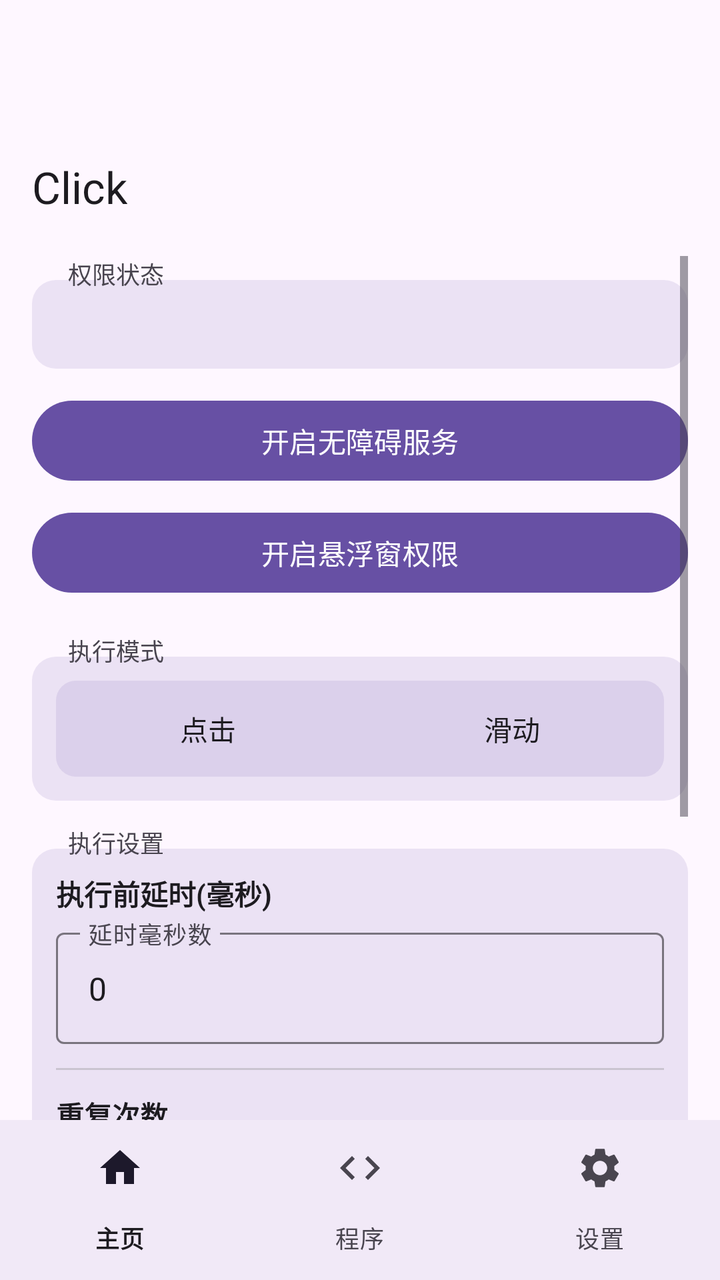
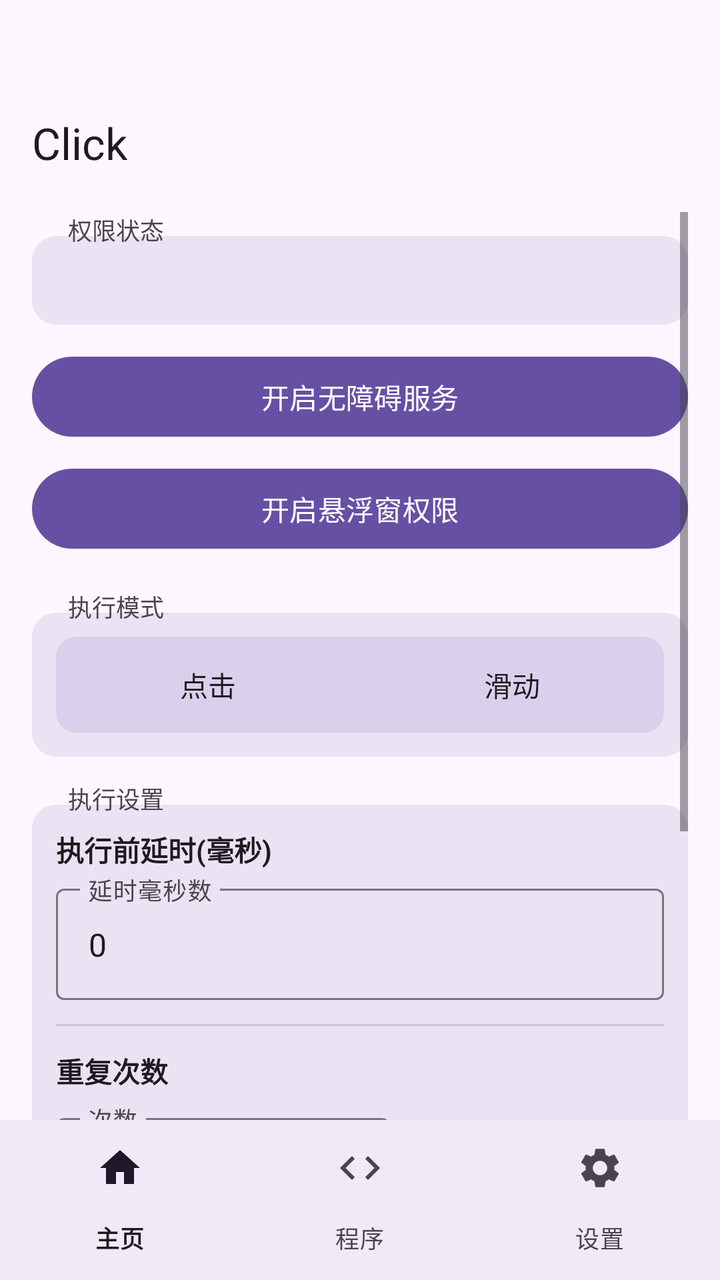

An Android layout rendered at two revisions. The XML below is the earlier revision; the diff shows what the commit changed to produce the second picture.
<!-- AndroidManifest.xml: activity theme Theme.Click -->
<!-- res/layout/activity_main.xml -->
<?xml version="1.0" encoding="utf-8"?>
<LinearLayout xmlns:android="http://schemas.android.com/apk/res/android"
    xmlns:app="http://schemas.android.com/apk/res-auto"
    android:layout_width="match_parent"
    android:layout_height="match_parent"
    android:fitsSystemWindows="false"
    android:orientation="vertical">

    
    <com.google.android.material.appbar.MaterialToolbar
        android:id="@+id/toolbar"
        android:layout_width="match_parent"
        android:layout_height="112dp"
        android:paddingTop="4dp"
        android:gravity="bottom"
        android:background="?attr/colorSurface"
        app:title="Click"
        app:titleTextColor="?attr/colorOnSurface" />

    
    <ScrollView
        android:id="@+id/home_content"
        android:layout_width="match_parent"
        android:layout_height="0dp"
        android:layout_weight="1"
        android:clipToPadding="false"
        android:paddingBottom="16dp"
        android:paddingHorizontal="16dp"
        android:paddingTop="16dp">

        <LinearLayout
            android:layout_width="match_parent"
            android:layout_height="wrap_content"
            android:orientation="vertical">

            
            <TextView
                android:layout_width="wrap_content"
                android:layout_height="wrap_content"
                android:text="权限状态"
                android:textSize="12sp"
                android:textColor="?attr/colorOnSurfaceVariant"
                android:background="@android:color/transparent"
                android:paddingHorizontal="6dp"
                android:layout_marginStart="12dp"
                android:layout_marginBottom="-6dp"
                android:elevation="2dp" />

            
            <LinearLayout
                android:layout_width="match_parent"
                android:layout_height="wrap_content"
                android:orientation="vertical"
                android:background="@drawable/section_border"
                android:padding="12dp">

                <TextView
                    android:id="@+id/statusText"
                    android:layout_width="match_parent"
                    android:layout_height="wrap_content"
                    android:gravity="start"
                    android:textSize="15sp"
                    android:textStyle="bold"
                    android:textColor="?attr/colorOnSurface" />
            </LinearLayout>

            <Button
                android:id="@+id/btnEnableService"
                android:layout_width="match_parent"
                android:layout_height="wrap_content"
                android:layout_marginTop="12dp"
                android:text="开启无障碍服务" />

            <Button
                android:id="@+id/btnEnableOverlay"
                android:layout_width="match_parent"
                android:layout_height="wrap_content"
                android:layout_marginTop="8dp"
                android:text="开启悬浮窗权限" />

            
            <TextView
                android:layout_width="wrap_content"
                android:layout_height="wrap_content"
                android:layout_marginTop="16dp"
                android:text="执行模式"
                android:textSize="12sp"
                android:textColor="?attr/colorOnSurfaceVariant"
                android:background="@android:color/transparent"
                android:paddingHorizontal="6dp"
                android:layout_marginStart="12dp"
                android:layout_marginBottom="-6dp"
                android:elevation="2dp" />

            
            <LinearLayout
                android:layout_width="match_parent"
                android:layout_height="wrap_content"
                android:orientation="vertical"
                android:background="@drawable/section_border"
                android:padding="12dp">

                <FrameLayout
                    android:layout_width="match_parent"
                    android:layout_height="wrap_content"
                    android:background="@drawable/segment_bg">

                    <View
                        android:id="@+id/modeIndicator"
                        android:layout_width="0dp"
                        android:layout_height="36dp"
                        android:layout_gravity="center_vertical"
                        android:layout_marginStart="4dp"
                        android:background="@drawable/segment_selected" />

                    <LinearLayout
                        android:layout_width="match_parent"
                        android:layout_height="wrap_content"
                        android:orientation="horizontal">

                        <Button
                            android:id="@+id/radioClick"
                            android:layout_width="0dp"
                            android:layout_height="wrap_content"
                            android:layout_weight="1"
                            android:text="点击"
                            android:background="@android:color/transparent"
                            android:textColor="@color/btn_text_selector" />

                        <Button
                            android:id="@+id/radioSwipe"
                            android:layout_width="0dp"
                            android:layout_height="wrap_content"
                            android:layout_weight="1"
                            android:text="滑动"
                            android:background="@android:color/transparent"
                            android:textColor="@color/btn_text_selector" />
                    </LinearLayout>
                </FrameLayout>

                <LinearLayout
                    android:id="@+id/swipeParams"
                    android:layout_width="match_parent"
                    android:layout_height="wrap_content"
                    android:orientation="vertical"
                    android:visibility="gone"
                    android:layout_marginTop="12dp">

                    <View
                        android:layout_width="match_parent"
                        android:layout_height="1dp"
                        android:background="?attr/colorOutlineVariant" />

                    <TextView
                        android:layout_width="wrap_content"
                        android:layout_height="wrap_content"
                        android:layout_marginTop="12dp"
                        android:text="滑动方式"
                        android:textSize="13sp"
                        android:textStyle="bold"
                        android:textColor="?attr/colorOnSurface" />

                    <FrameLayout
                        android:layout_width="match_parent"
                        android:layout_height="wrap_content"
                        android:layout_marginTop="8dp"
                        android:background="@drawable/segment_bg">

                        <View
                            android:id="@+id/swipeMethodIndicator"
                            android:layout_width="0dp"
                            android:layout_height="36dp"
                            android:layout_gravity="center_vertical"
                            android:layout_marginStart="4dp"
                            android:background="@drawable/segment_selected" />

                        <LinearLayout
                            android:layout_width="match_parent"
                            android:layout_height="wrap_content"
                            android:orientation="horizontal">

                            <Button
                                android:id="@+id/radioSwipeManual"
                                android:layout_width="0dp"
                                android:layout_height="wrap_content"
                                android:layout_weight="1"
                                android:text="手动参数"
                                android:background="@android:color/transparent"
                                android:textColor="@color/btn_text_selector" />

                            <Button
                                android:id="@+id/radioSwipeGesture"
                                android:layout_width="0dp"
                                android:layout_height="wrap_content"
                                android:layout_weight="1"
                                android:text="手势录制"
                                android:background="@android:color/transparent"
                                android:textColor="@color/btn_text_selector" />
                        </LinearLayout>
                    </FrameLayout>

                    <LinearLayout
                        android:id="@+id/manualSwipeParams"
                        android:layout_width="match_parent"
                        android:layout_height="wrap_content"
                        android:orientation="vertical"
                        android:layout_marginTop="12dp">

                        <TextView
                            android:layout_width="wrap_content"
                            android:layout_height="wrap_content"
                            android:text="起点"
                            android:textSize="13sp"
                            android:textColor="?attr/colorPrimary" />

                        <LinearLayout
                            android:layout_width="match_parent"
                            android:layout_height="wrap_content"
                            android:layout_marginTop="4dp"
                            android:orientation="horizontal">

                            <com.google.android.material.textfield.TextInputLayout
                                android:layout_width="0dp"
                                android:layout_height="wrap_content"
                                android:layout_weight="1"
                                android:layout_marginEnd="4dp"
                                android:hint="起点 X (横向坐标)"
                                style="@style/Widget.Material3.TextInputLayout.OutlinedBox">

                                <com.google.android.material.textfield.TextInputEditText
                                    android:id="@+id/inputSwipeX1"
                                    android:layout_width="match_parent"
                                    android:layout_height="wrap_content"
                                    android:inputType="numberDecimal" />
                            </com.google.android.material.textfield.TextInputLayout>

                            <com.google.android.material.textfield.TextInputLayout
                                android:layout_width="0dp"
                                android:layout_height="wrap_content"
                                android:layout_weight="1"
                                android:layout_marginStart="4dp"
                                android:hint="起点 Y (纵向坐标)"
                                style="@style/Widget.Material3.TextInputLayout.OutlinedBox">

                                <com.google.android.material.textfield.TextInputEditText
                                    android:id="@+id/inputSwipeY1"
                                    android:layout_width="match_parent"
                                    android:layout_height="wrap_content"
                                    android:inputType="numberDecimal" />
                            </com.google.android.material.textfield.TextInputLayout>
                        </LinearLayout>

                        <TextView
                            android:layout_width="wrap_content"
                            android:layout_height="wrap_content"
                            android:layout_marginTop="8dp"
                            android:text="终点"
                            android:textSize="13sp"
                            android:textColor="?attr/colorPrimary" />

                        <LinearLayout
                            android:layout_width="match_parent"
                            android:layout_height="wrap_content"
                            android:layout_marginTop="4dp"
                            android:orientation="horizontal">

                            <com.google.android.material.textfield.TextInputLayout
                                android:layout_width="0dp"
                                android:layout_height="wrap_content"
                                android:layout_weight="1"
                                android:layout_marginEnd="4dp"
                                android:hint="终点 X (横向坐标)"
                                style="@style/Widget.Material3.TextInputLayout.OutlinedBox">

                                <com.google.android.material.textfield.TextInputEditText
                                    android:id="@+id/inputSwipeX2"
                                    android:layout_width="match_parent"
                                    android:layout_height="wrap_content"
                                    android:inputType="numberDecimal" />
                            </com.google.android.material.textfield.TextInputLayout>

                            <com.google.android.material.textfield.TextInputLayout
                                android:layout_width="0dp"
                                android:layout_height="wrap_content"
                                android:layout_weight="1"
                                android:layout_marginStart="4dp"
                                android:hint="终点 Y (纵向坐标)"
                                style="@style/Widget.Material3.TextInputLayout.OutlinedBox">

                                <com.google.android.material.textfield.TextInputEditText
                                    android:id="@+id/inputSwipeY2"
                                    android:layout_width="match_parent"
                                    android:layout_height="wrap_content"
                                    android:inputType="numberDecimal" />
                            </com.google.android.material.textfield.TextInputLayout>
                        </LinearLayout>

                        <TextView
                            android:layout_width="wrap_content"
                            android:layout_height="wrap_content"
                            android:layout_marginTop="8dp"
                            android:text="时长"
                            android:textSize="13sp"
                            android:textColor="?attr/colorPrimary" />

                        <com.google.android.material.textfield.TextInputLayout
                            android:layout_width="match_parent"
                            android:layout_height="wrap_content"
                            android:layout_marginTop="4dp"
                            android:hint="滑动耗时(毫秒)"
                            style="@style/Widget.Material3.TextInputLayout.OutlinedBox">

                            <com.google.android.material.textfield.TextInputEditText
                                android:id="@+id/inputSwipeDuration"
                                android:layout_width="match_parent"
                                android:layout_height="wrap_content"
                                android:inputType="number" />
                        </com.google.android.material.textfield.TextInputLayout>
                    </LinearLayout>

                    <LinearLayout
                        android:id="@+id/gestureSwipeSection"
                        android:layout_width="match_parent"
                        android:layout_height="wrap_content"
                        android:orientation="vertical"
                        android:visibility="gone"
                        android:layout_marginTop="12dp">

                        <TextView
                            android:id="@+id/lblRecordedStatus"
                            android:layout_width="wrap_content"
                            android:layout_height="wrap_content"
                            android:text=""
                            android:textSize="13sp"
                            android:textColor="?attr/colorPrimary" />

                        <Button
                            android:id="@+id/btnRecordGesture"
                            android:layout_width="match_parent"
                            android:layout_height="wrap_content"
                            android:layout_marginTop="8dp"
                            android:text="录制手势 (在屏幕上滑动)" />
                    </LinearLayout>
                </LinearLayout>
            </LinearLayout>

            
            <TextView
                android:layout_width="wrap_content"
                android:layout_height="wrap_content"
                android:layout_marginTop="12dp"
                android:text="执行设置"
                android:textSize="12sp"
                android:textColor="?attr/colorOnSurfaceVariant"
                android:background="@android:color/transparent"
                android:paddingHorizontal="6dp"
                android:layout_marginStart="12dp"
                android:layout_marginBottom="-6dp"
                android:elevation="2dp" />

            
            <LinearLayout
                android:layout_width="match_parent"
                android:layout_height="wrap_content"
                android:orientation="vertical"
                android:background="@drawable/section_border"
                android:padding="12dp">

                <TextView
                    android:layout_width="wrap_content"
                    android:layout_height="wrap_content"
                    android:text="执行前延时(毫秒)"
                    android:textSize="14sp"
                    android:textStyle="bold"
                    android:textColor="?attr/colorOnSurface" />

                <com.google.android.material.textfield.TextInputLayout
                    android:layout_width="match_parent"
                    android:layout_height="wrap_content"
                    android:layout_marginTop="4dp"
                    android:hint="延时毫秒数"
                    style="@style/Widget.Material3.TextInputLayout.OutlinedBox">

                    <com.google.android.material.textfield.TextInputEditText
                        android:id="@+id/inputDelay"
                        android:layout_width="match_parent"
                        android:layout_height="wrap_content"
                        android:inputType="number"
                        android:text="0" />
                </com.google.android.material.textfield.TextInputLayout>

                <View
                    android:layout_width="match_parent"
                    android:layout_height="1dp"
                    android:layout_marginTop="12dp"
                    android:background="?attr/colorOutlineVariant" />

                <TextView
                    android:layout_width="wrap_content"
                    android:layout_height="wrap_content"
                    android:layout_marginTop="12dp"
                    android:text="重复次数"
                    android:textSize="14sp"
                    android:textStyle="bold"
                    android:textColor="?attr/colorOnSurface" />

                <LinearLayout
                    android:layout_width="match_parent"
                    android:layout_height="wrap_content"
                    android:layout_marginTop="8dp"
                    android:orientation="horizontal"
                    android:gravity="center_vertical">

                    <com.google.android.material.textfield.TextInputLayout
                        android:layout_width="0dp"
                        android:layout_height="wrap_content"
                        android:layout_weight="1"
                        android:hint="次数"
                        style="@style/Widget.Material3.TextInputLayout.OutlinedBox">

                        <com.google.android.material.textfield.TextInputEditText
                            android:id="@+id/inputRepeat"
                            android:layout_width="match_parent"
                            android:layout_height="wrap_content"
                            android:inputType="number"
                            android:text="1" />
                    </com.google.android.material.textfield.TextInputLayout>

                    <com.google.android.material.materialswitch.MaterialSwitch
                        android:id="@+id/checkInfinite"
                        android:layout_width="wrap_content"
                        android:layout_height="wrap_content"
                        android:layout_marginStart="12dp"
                        android:text="无限循环" />
                </LinearLayout>
            </LinearLayout>

            <FrameLayout
                android:layout_width="match_parent"
                android:layout_height="wrap_content"
                android:layout_marginTop="24dp">

                <Button
                    android:id="@+id/btnStartFloating"
                    android:layout_width="match_parent"
                    android:layout_height="wrap_content"
                    android:text="启动悬浮球"
                    android:enabled="false" />

                <View
                    android:id="@+id/btnStartOverlay"
                    android:layout_width="match_parent"
                    android:layout_height="match_parent"
                    android:background="@android:color/transparent"
                    android:clickable="true"
                    android:visibility="gone" />
            </FrameLayout>

            <Button
                android:id="@+id/btnStopFloating"
                android:layout_width="match_parent"
                android:layout_height="wrap_content"
                android:layout_marginTop="8dp"
                android:text="停止悬浮球"
                android:enabled="false" />

        </LinearLayout>
    </ScrollView>

    
    <LinearLayout
        android:id="@+id/program_page"
        android:layout_width="match_parent"
        android:layout_height="0dp"
        android:layout_weight="1"
        android:orientation="vertical"
        android:gravity="center"
        android:visibility="gone" />

    
    <LinearLayout
        android:id="@+id/settings_page"
        android:layout_width="match_parent"
        android:layout_height="0dp"
        android:layout_weight="1"
        android:orientation="vertical"
        android:gravity="center"
        android:visibility="gone" />

    
    <com.google.android.material.bottomnavigation.BottomNavigationView
        android:id="@+id/bottom_navigation"
        android:layout_width="match_parent"
        android:layout_height="wrap_content"
        android:background="?attr/colorSurface"
        app:labelVisibilityMode="labeled"
        app:menu="@menu/bottom_nav_menu" />

</LinearLayout>
<!-- resources referenced by this layout -->
<resources>
  <!-- drawable section_border (drawable) -->
  <?xml version="1.0" encoding="utf-8"?>
  <shape xmlns:android="http://schemas.android.com/apk/res/android"
      android:shape="rectangle">
      <solid android:color="@color/section_background" />
      <corners android:radius="12dp" />
  </shape>
  <!-- drawable segment_bg (drawable) -->
  <?xml version="1.0" encoding="utf-8"?>
  <shape xmlns:android="http://schemas.android.com/apk/res/android"
      android:shape="rectangle">
      <solid android:color="#206750A4" />
      <corners android:radius="10dp" />
  </shape>
  <!-- drawable segment_selected (drawable) -->
  <?xml version="1.0" encoding="utf-8"?>
  <shape xmlns:android="http://schemas.android.com/apk/res/android"
      android:shape="rectangle">
      <solid android:color="@color/md_theme_primary" />
      <corners android:radius="8dp" />
  </shape>
  <style name="Theme.Click" parent="Theme.Material3.DayNight.NoActionBar">
          <item name="colorPrimary">@color/md_theme_primary</item>
          <item name="colorOnPrimary">@color/md_theme_onPrimary</item>
          <item name="colorPrimaryContainer">@color/md_theme_primaryContainer</item>
          <item name="colorOnPrimaryContainer">@color/md_theme_onPrimaryContainer</item>
          <item name="colorSecondary">@color/md_theme_secondary</item>
          <item name="colorOnSecondary">@color/md_theme_onSecondary</item>
          <item name="colorSecondaryContainer">@color/md_theme_secondaryContainer</item>
          <item name="colorOnSecondaryContainer">@color/md_theme_onSecondaryContainer</item>
          <item name="android:colorBackground">@color/md_theme_background</item>
          <item name="colorOnBackground">@color/md_theme_onBackground</item>
          <item name="colorSurface">@color/md_theme_surface</item>
          <item name="colorOnSurface">@color/md_theme_onSurface</item>
          <item name="colorSurfaceVariant">@color/md_theme_surfaceVariant</item>
          <item name="colorOnSurfaceVariant">@color/md_theme_onSurfaceVariant</item>
          <item name="colorOutline">@color/md_theme_outline</item>
          <item name="colorOutlineVariant">@color/md_theme_outlineVariant</item>
          <item name="android:statusBarColor">@color/md_theme_surface</item>
          <item name="android:navigationBarColor">@android:color/transparent</item>
          <item name="android:windowLightStatusBar">true</item>
          <item name="android:windowLightNavigationBar">true</item>
          <item name="android:windowBackground">@color/md_theme_background</item>
          
          <item name="android:windowSplashScreenBackground">@color/md_theme_background</item>
          <item name="android:windowSplashScreenAnimatedIcon">@drawable/splash_icon</item>
      </style>
  <color name="section_background">#206750A4</color>
  <color name="md_theme_primary">#6750A4</color>
  <color name="md_theme_onPrimary">#FFFFFF</color>
  <color name="md_theme_primaryContainer">#EADDFF</color>
  <color name="md_theme_onPrimaryContainer">#21005D</color>
  <color name="md_theme_secondary">#625B71</color>
  <color name="md_theme_onSecondary">#FFFFFF</color>
  <color name="md_theme_secondaryContainer">#E8DEF8</color>
  <color name="md_theme_onSecondaryContainer">#1D192B</color>
  <color name="md_theme_background">#FEF7FF</color>
  <color name="md_theme_onBackground">#1D1B20</color>
  <color name="md_theme_surface">#FEF7FF</color>
  <color name="md_theme_onSurface">#1D1B20</color>
  <color name="md_theme_surfaceVariant">#E7E0EC</color>
  <color name="md_theme_onSurfaceVariant">#49454F</color>
  <color name="md_theme_outline">#79747E</color>
  <color name="md_theme_outlineVariant">#CAC4D0</color>
  <!-- drawable splash_icon: png bitmap (drawable, 131094 bytes) -->
</resources>

<!-- the commit's change to res/layout/activity_main.xml (unified diff, before → after) -->
@@ -10,7 +10,7 @@
     <com.google.android.material.appbar.MaterialToolbar
         android:id="@+id/toolbar"
         android:layout_width="match_parent"
-        android:layout_height="112dp"
+        android:layout_height="90dp"
         android:paddingTop="4dp"
         android:gravity="bottom"
         android:background="?attr/colorSurface"
